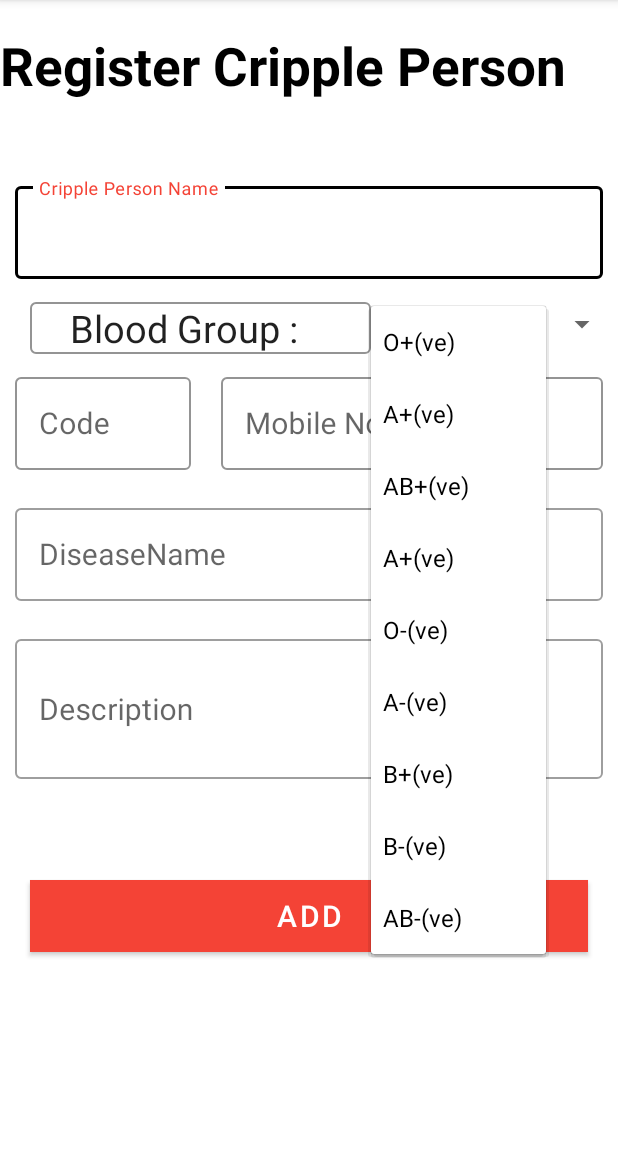
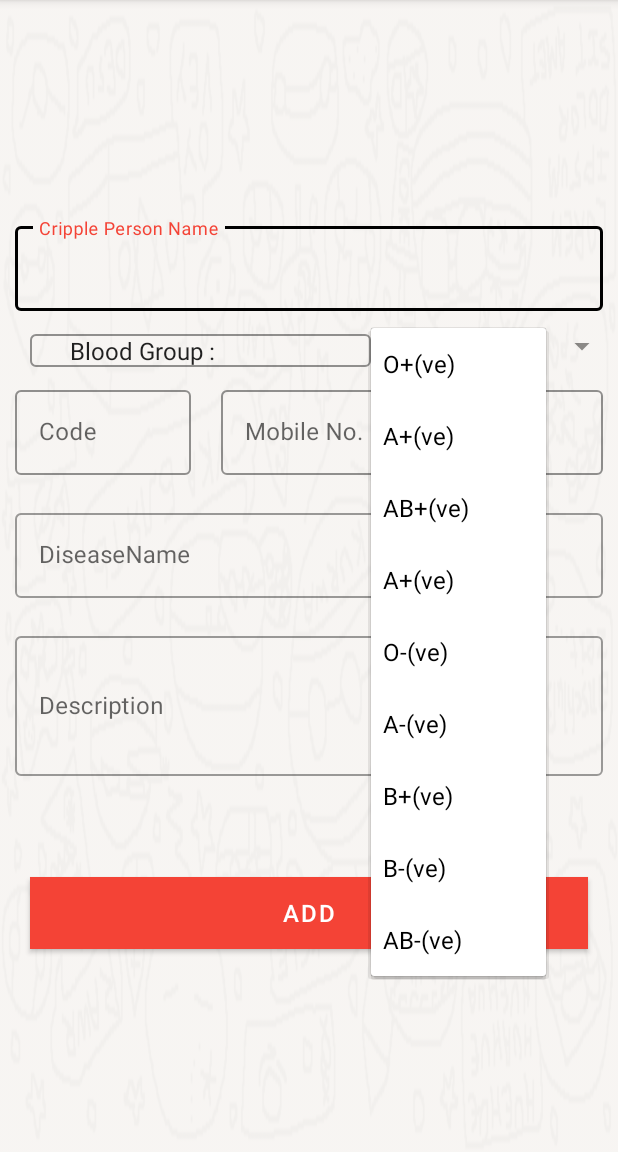
Before and after one commit to PAPPURAJ/Smart-Family-Care, an Android app: the AddCripplePersonDetails screen opened directly, with no data from a screen before it, after a tap on "O+(ve)", on a phone screen of 412 x 824 dp, the part 84-1236 px from its top. Run offline under Robolectric (Android 15) with nearby library versions, the phone set to English and light mode, and no system bars; our stand-ins replace Firebase (no records; nobody signed in at launch, a user with empty details on screens opened directly).

Commit message:
Cripple Option FINAL

```diff
--- a/app/src/main/AndroidManifest.xml
+++ b/app/src/main/AndroidManifest.xml
@@ -13,8 +13,9 @@
         android:allowBackup="true"
         android:icon="@mipmap/ic_launcher"
         android:label="@string/app_name"
-        android:roundIcon="@mipmap/ic_launcher_round"
+        android:roundIcon="@drawable/cripple"
         android:supportsRtl="true"
+        android:hardwareAccelerated="true"
         android:theme="@style/Theme.SmartFamilyCare">
 
 
--- a/app/src/main/java/com/blogspot/rajbtc/smartfamilycare/cripple/AddCripplePersonDetails.java
+++ b/app/src/main/java/com/blogspot/rajbtc/smartfamilycare/cripple/AddCripplePersonDetails.java
@@ -60,7 +60,6 @@ public class AddCripplePersonDetails extends AppCompatActivity implements Adapte
             {
                 Toast.makeText(getApplicationContext(), "Please input first", Toast.LENGTH_SHORT).show();
 
-
                 return;
 
             }
--- a/app/src/main/res/layout/activity_add_cripple_person_details.xml
+++ b/app/src/main/res/layout/activity_add_cripple_person_details.xml
@@ -1,19 +1,24 @@
 <?xml version="1.0" encoding="utf-8"?>
-<LinearLayout xmlns:android="http://schemas.android.com/apk/res/android"
+<androidx.coordinatorlayout.widget.CoordinatorLayout xmlns:android="http://schemas.android.com/apk/res/android"
     xmlns:app="http://schemas.android.com/apk/res-auto"
     xmlns:tools="http://schemas.android.com/tools"
     android:layout_width="match_parent"
     android:layout_height="match_parent"
-    android:orientation="vertical"
-    tools:context=".AddCripplePersonDetails">
-    <TextView android:layout_height="wrap_content"
+    tools:context=".cripple.AddCripplePersonDetails">
+
+    <ImageView
         android:layout_width="match_parent"
-        android:textStyle="bold"
-        android:textColor="#000"
-        android:textSize="35dp"
-        android:text="Register Cripple Person\n"
-        android:layout_marginTop="20dp"/>
+        android:layout_height="match_parent"
+        android:alpha="0.3"
+        android:scaleType="fitXY"
+        android:rotation="180"
+        android:src="@drawable/lay_back"/>
 
+    <LinearLayout
+        android:layout_width="match_parent"
+        android:layout_height="match_parent"
+        android:gravity="center"
+        android:orientation="vertical">
 
         <com.google.android.material.textfield.TextInputLayout
             android:layout_height="wrap_content"
@@ -25,7 +30,7 @@
             <com.google.android.material.textfield.TextInputEditText
                 android:layout_height="wrap_content"
                 android:layout_width="match_parent"
-        android:textSize="20dp"
+                android:textSize="16dp"
                 android:inputType="text"
                 android:textAllCaps="false"
                 android:hint="Cripple Person Name"
@@ -49,7 +54,7 @@
                 <com.google.android.material.textfield.MaterialAutoCompleteTextView
                     android:layout_height="wrap_content"
                     android:layout_width="match_parent"
-        android:textSize="25dp"
+                    android:textSize="16dp"
                     android:textAllCaps="false"
                     android:text="\t\tBlood Group :"
                     android:layout_marginLeft="20dp"
@@ -84,7 +89,7 @@
                 <com.google.android.material.textfield.TextInputEditText
                     android:layout_height="wrap_content"
                     android:layout_width="match_parent"
-        android:textSize="20dp"
+                    android:textSize="16dp"
                     android:inputType="textEmailAddress"
                     android:textAllCaps="false"
                     android:hint="Code"
@@ -104,7 +109,7 @@
                 <com.google.android.material.textfield.TextInputEditText
                     android:layout_height="wrap_content"
                     android:layout_width="match_parent"
-        android:textSize="20dp"
+                    android:textSize="16dp"
                     android:inputType="textEmailAddress"
                     android:textAllCaps="false"
                     android:hint="Mobile No."
@@ -124,7 +129,7 @@
 
             <EditText android:layout_height="wrap_content"
                 android:layout_width="match_parent"
-        android:textSize="20dp"
+                android:textSize="16dp"
                 android:inputType="text"
                 android:textAllCaps="false"
                 android:hint="DiseaseName"
@@ -148,7 +153,7 @@
                 android:hint="Description"
                 android:inputType="text"
                 android:textAllCaps="false"
-            android:textSize="20dp" />
+                android:textSize="16dp" />
 
         </com.google.android.material.textfield.TextInputLayout>
 
@@ -165,7 +170,11 @@
             android:onClick="add"
             android:textAllCaps="true"
             android:textColor="#fff"
-        android:textSize="20dp" />
+            android:textSize="16dp" />
 
 
     </LinearLayout>
+
+
+
+</androidx.coordinatorlayout.widget.CoordinatorLayout>
--- a/app/src/main/res/layout/activity_main.xml
+++ b/app/src/main/res/layout/activity_main.xml
@@ -51,7 +51,7 @@
                 <ImageView
                     android:layout_width="67dp"
                     android:layout_height="66dp"
-                    android:src="@drawable/cripple" />
+                    android:src="@drawable/cripp" />
                 <TextView
                     android:layout_marginTop="10dp"
                     android:layout_width="wrap_content"
```
Also changed, not shown: app/src/main/java/com/blogspot/rajbtc/smartfamilycare/cripple/Adapters/RecyAdapter.java (+4 -5 lines), app/src/main/res/layout/activity_cripple_person_list.xml (+15 -4 lines), app/src/main/res/layout/cripple_lab_main.xml (+17 -1 lines), app/src/main/res/layout/singleview.xml (+12 -7 lines), app/src/main/res/drawable/cripp.png (added). Lines whose indentation alone changed are shown as unchanged.
